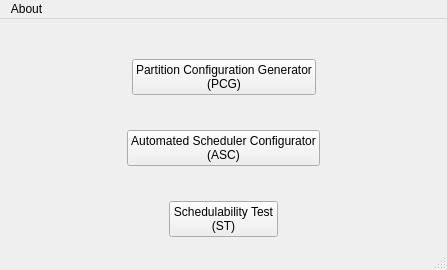
guangli-dai/RRP-Toolsets, file mainwindow.ui: the form before one commit.
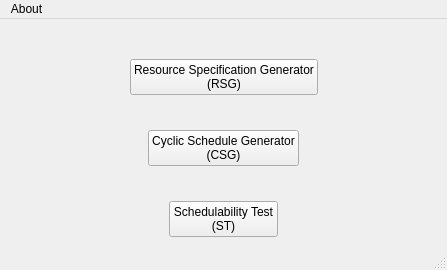
The form after the commit.

Commit message:
Enable "Get Resource Specification"
Write a function to calculate the availability factor with task set information. Bind it with button "Get Resource Specification".

Patch:
```diff
--- a/mainwindow.ui
+++ b/mainwindow.ui
@@ -61,8 +61,8 @@
          </sizepolicy>
         </property>
         <property name="text">
-         <string>Partition Configuration Generator
-(PCG)</string>
+         <string>Resource Specification Generator
+(RSG)</string>
         </property>
        </widget>
       </item>
@@ -118,8 +118,8 @@
          </sizepolicy>
         </property>
         <property name="text">
-         <string>Automated Scheduler Configurator
-(ASC)</string>
+         <string>Cyclic Schedule Generator
+(CSG)</string>
         </property>
        </widget>
       </item>
```
The commit also changes 6 other files.
